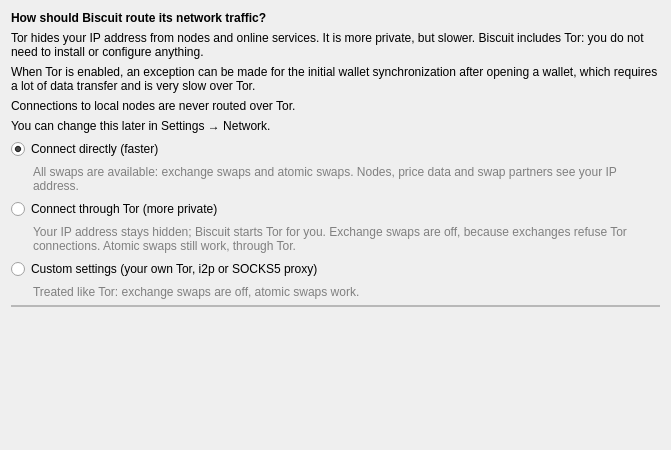
The window that src/wizard/PageNetworkProxy.ui (BiscuitWallet/Biscuit) describes before a commit, drawn with Qt 5.
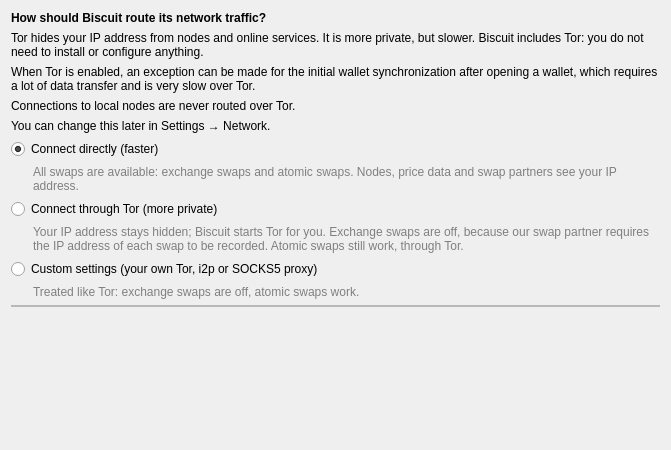
The same window after the commit. Custom widgets are drawn as their Qt base class.

Commit message:
Say why exchange swaps are off in Tor mode
Not because exchanges refuse Tor: our swap partner requires the IP
address of each swap to be recorded, so the relay refuses to create swaps
from Tor exits. Bundled docs refreshed with the same wording.

Diff of the .ui file:
```diff
--- a/src/wizard/PageNetworkProxy.ui
+++ b/src/wizard/PageNetworkProxy.ui
@@ -97,7 +97,7 @@
    <item>
     <widget class="QLabel" name="label_torSwaps">
      <property name="text">
-      <string>Your IP address stays hidden; Biscuit starts Tor for you. Exchange swaps are off, because exchanges refuse Tor connections. Atomic swaps still work, through Tor.</string>
+      <string>Your IP address stays hidden; Biscuit starts Tor for you. Exchange swaps are off, because our swap partner requires the IP address of each swap to be recorded. Atomic swaps still work, through Tor.</string>
      </property>
      <property name="wordWrap">
       <bool>true</bool>
```
The commit also changes 9 other files.
